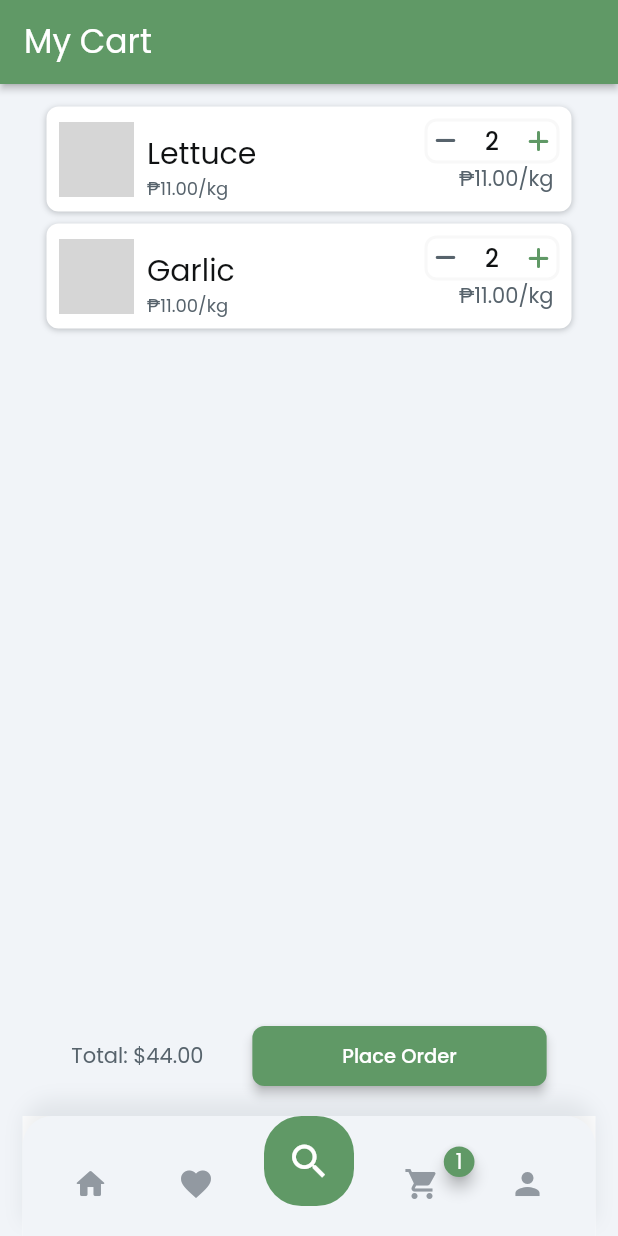
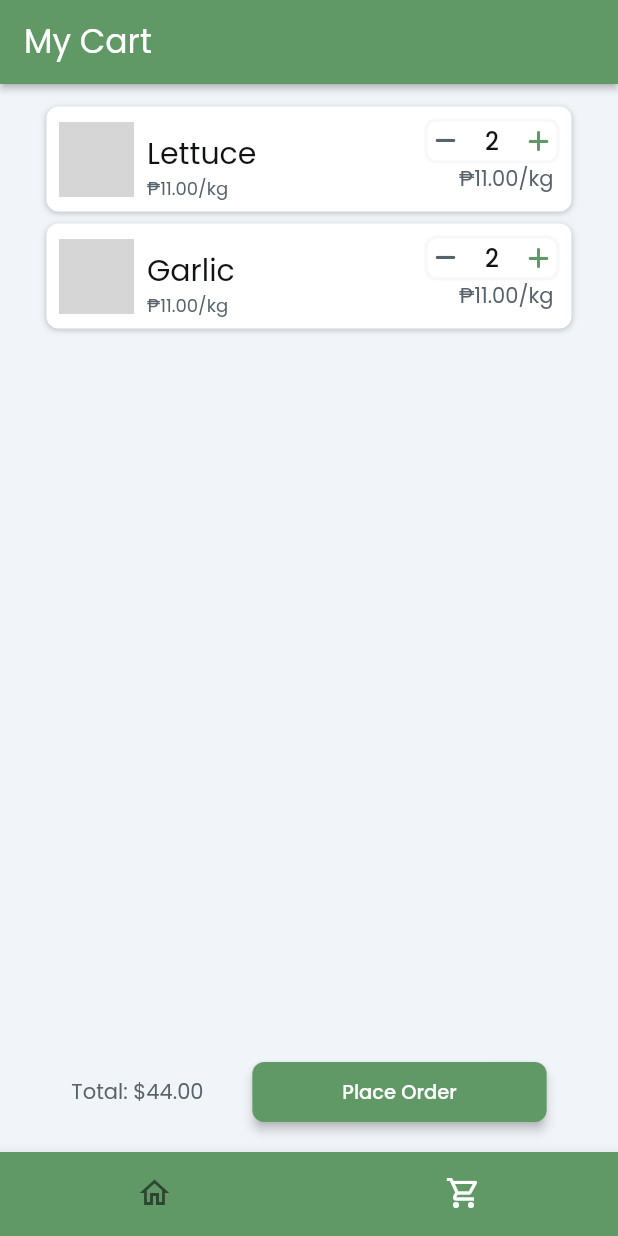
Before and after one commit to Cpdavey77/Palengke_Fresh, a Flutter app: the NavBar1Widget widget shown alone on an empty page, opened directly, after a tap on the "shopping cart" icon, on a phone screen of 412 x 824 dp. Run offline on Flutter 3.47's test engine with Material 2 defaults, Android fonts, the phone set to English and light mode, and no system bars; drawn by our look-alikes of auto_size_text, badges; our stand-ins replace dropdown_button2, easy_debounce, font_awesome_flutter, from_css_color, go_router, google_fonts and 3 more; missing offline and left inert: aligned_dialog, json_path; accounts and stored records are empty; network calls fail; grey boxes are pictures that could not be loaded.

Commit message:
puts default navbar

```diff
--- a/lib/flutter_flow/nav/nav.dart
+++ b/lib/flutter_flow/nav/nav.dart
@@ -29,17 +29,19 @@ GoRouter createRouter(AppStateNotifier appStateNotifier) => GoRouter(
       initialLocation: '/',
       debugLogDiagnostics: true,
       refreshListenable: appStateNotifier,
-      errorBuilder: (context, _) => HomePageWidget(),
+      errorBuilder: (context, _) => NavBarPage(),
       routes: [
         FFRoute(
           name: '_initialize',
           path: '/',
-          builder: (context, _) => HomePageWidget(),
+          builder: (context, _) => NavBarPage(),
           routes: [
             FFRoute(
               name: 'HomePage',
               path: 'homePage',
-              builder: (context, params) => HomePageWidget(),
+              builder: (context, params) => params.isEmpty
+                  ? NavBarPage(initialPage: 'HomePage')
+                  : HomePageWidget(),
             ),
             FFRoute(
               name: 'DishPage',
@@ -59,7 +61,9 @@ GoRouter createRouter(AppStateNotifier appStateNotifier) => GoRouter(
             FFRoute(
               name: 'Cart_Draft',
               path: 'cartDraft',
-              builder: (context, params) => CartDraftWidget(),
+              builder: (context, params) => params.isEmpty
+                  ? NavBarPage(initialPage: 'Cart_Draft')
+                  : CartDraftWidget(),
             )
           ].map((r) => r.toRoute(appStateNotifier)).toList(),
         ),
--- a/lib/main.dart
+++ b/lib/main.dart
@@ -5,6 +5,7 @@ import 'package:flutter_localizations/flutter_localizations.dart';
 import 'flutter_flow/flutter_flow_theme.dart';
 import 'flutter_flow/flutter_flow_util.dart';
 import 'flutter_flow/internationalization.dart';
+import 'package:google_fonts/google_fonts.dart';
 import 'flutter_flow/nav/nav.dart';
 import 'index.dart';
 
@@ -64,3 +65,70 @@ class _MyAppState extends State<MyApp> {
     );
   }
 }
+
+class NavBarPage extends StatefulWidget {
+  NavBarPage({Key? key, this.initialPage, this.page}) : super(key: key);
+
+  final String? initialPage;
+  final Widget? page;
+
+  @override
+  _NavBarPageState createState() => _NavBarPageState();
+}
+
+/// This is the private State class that goes with NavBarPage.
+class _NavBarPageState extends State<NavBarPage> {
+  String _currentPageName = 'HomePage';
+  late Widget? _currentPage;
+
+  @override
+  void initState() {
+    super.initState();
+    _currentPageName = widget.initialPage ?? _currentPageName;
+    _currentPage = widget.page;
+  }
+
+  @override
+  Widget build(BuildContext context) {
+    final tabs = {
+      'HomePage': HomePageWidget(),
+      'Cart_Draft': CartDraftWidget(),
+    };
+    final currentIndex = tabs.keys.toList().indexOf(_currentPageName);
+
+    return Scaffold(
+      body: _currentPage ?? tabs[_currentPageName],
+      bottomNavigationBar: BottomNavigationBar(
+        currentIndex: currentIndex,
+        onTap: (i) => setState(() {
+          _currentPage = null;
+          _currentPageName = tabs.keys.toList()[i];
+        }),
+        backgroundColor: FlutterFlowTheme.of(context).primary,
+        selectedItemColor: FlutterFlowTheme.of(context).primaryBtnText,
+        unselectedItemColor: Color(0x8A000000),
+        showSelectedLabels: false,
+        showUnselectedLabels: false,
+        type: BottomNavigationBarType.fixed,
+        items: <BottomNavigationBarItem>[
+          BottomNavigationBarItem(
+            icon: Icon(
+              Icons.home_outlined,
+              size: 24.0,
+            ),
+            label: 'Home',
+            tooltip: '',
+          ),
+          BottomNavigationBarItem(
+            icon: Icon(
+              Icons.shopping_cart_outlined,
+              size: 24.0,
+            ),
+            label: 'Cart',
+            tooltip: '',
+          )
+        ],
+      ),
+    );
+  }
+}
--- a/lib/pages/cart_draft/cart_draft_model.dart
+++ b/lib/pages/cart_draft/cart_draft_model.dart
@@ -2,8 +2,7 @@ import '/flutter_flow/flutter_flow_count_controller.dart';
 import '/flutter_flow/flutter_flow_theme.dart';
 import '/flutter_flow/flutter_flow_util.dart';
 import '/flutter_flow/flutter_flow_widgets.dart';
-import '/pages/components/delete/delete_widget.dart';
-import '/pages/components/nav_bar1/nav_bar1_widget.dart';
+import '/pages/delete/delete_widget.dart';
 import 'package:aligned_dialog/aligned_dialog.dart';
 import 'package:flutter/material.dart';
 import 'package:font_awesome_flutter/font_awesome_flutter.dart';
@@ -17,18 +16,12 @@ class CartDraftModel extends FlutterFlowModel {
   int? countControllerValue1;
   // State field(s) for CountController widget.
   int? countControllerValue2;
-  // Model for NavBar1 component.
-  late NavBar1Model navBar1Model;
 
   /// Initialization and disposal methods.
 
-  void initState(BuildContext context) {
-    navBar1Model = createModel(context, () => NavBar1Model());
-  }
+  void initState(BuildContext context) {}
 
-  void dispose() {
-    navBar1Model.dispose();
-  }
+  void dispose() {}
 
   /// Additional helper methods are added here.
 
--- a/lib/pages/cart_draft/cart_draft_widget.dart
+++ b/lib/pages/cart_draft/cart_draft_widget.dart
@@ -2,8 +2,7 @@ import '/flutter_flow/flutter_flow_count_controller.dart';
 import '/flutter_flow/flutter_flow_theme.dart';
 import '/flutter_flow/flutter_flow_util.dart';
 import '/flutter_flow/flutter_flow_widgets.dart';
-import '/pages/components/delete/delete_widget.dart';
-import '/pages/components/nav_bar1/nav_bar1_widget.dart';
+import '/pages/delete/delete_widget.dart';
 import 'package:aligned_dialog/aligned_dialog.dart';
 import 'package:flutter/material.dart';
 import 'package:font_awesome_flutter/font_awesome_flutter.dart';
@@ -501,18 +500,6 @@ class _CartDraftWidgetState extends State<CartDraftWidget> {
                     ),
                   ),
                 ),
-                Container(
-                  width: MediaQuery.of(context).size.width * 1.0,
-                  height: 80.0,
-                  decoration: BoxDecoration(
-                    color: FlutterFlowTheme.of(context).secondaryBackground,
-                  ),
-                  child: wrapWithModel(
-                    model: _model.navBar1Model,
-                    updateCallback: () => setState(() {}),
-                    child: NavBar1Widget(),
-                  ),
-                ),
               ],
             ),
           ),
--- a/lib/pages/components/nav_bar1/nav_bar1_widget.dart
+++ b/lib/pages/components/nav_bar1/nav_bar1_widget.dart
@@ -101,8 +101,8 @@ class _NavBar1WidgetState extends State<NavBar1Widget> {
                   color: Color(0xFF9299A1),
                   size: 24.0,
                 ),
-                onPressed: () {
-                  print('IconButton pressed ...');
+                onPressed: () async {
+                  context.pushNamed('HomePage');
                 },
               ),
               FlutterFlowIconButton(
--- a/lib/pages/home_page/home_page_model.dart
+++ b/lib/pages/home_page/home_page_model.dart
@@ -1,6 +1,5 @@
 import '/flutter_flow/flutter_flow_theme.dart';
 import '/flutter_flow/flutter_flow_util.dart';
-import '/pages/components/nav_bar1/nav_bar1_widget.dart';
 import 'package:easy_debounce/easy_debounce.dart';
 import 'package:flutter/material.dart';
 import 'package:google_fonts/google_fonts.dart';
@@ -9,20 +8,15 @@ import 'package:provider/provider.dart';
 class HomePageModel extends FlutterFlowModel {
   ///  State fields for stateful widgets in this page.
 
-  // Model for NavBar1 component.
-  late NavBar1Model navBar1Model;
   // State field(s) for TextField widget.
   TextEditingController? textController;
   String? Function(BuildContext, String?)? textControllerValidator;
 
   /// Initialization and disposal methods.
 
-  void initState(BuildContext context) {
-    navBar1Model = createModel(context, () => NavBar1Model());
-  }
+  void initState(BuildContext context) {}
 
   void dispose() {
-    navBar1Model.dispose();
     textController?.dispose();
   }
 
--- a/lib/pages/home_page/home_page_widget.dart
+++ b/lib/pages/home_page/home_page_widget.dart
@@ -1,6 +1,5 @@
 import '/flutter_flow/flutter_flow_theme.dart';
 import '/flutter_flow/flutter_flow_util.dart';
-import '/pages/components/nav_bar1/nav_bar1_widget.dart';
 import 'package:easy_debounce/easy_debounce.dart';
 import 'package:flutter/material.dart';
 import 'package:google_fonts/google_fonts.dart';
@@ -701,18 +700,6 @@ class _HomePageWidgetState extends State<HomePageWidget> {
                     ),
                   ),
                 ),
-                Container(
-                  width: MediaQuery.of(context).size.width * 1.0,
-                  height: 80.0,
-                  decoration: BoxDecoration(
-                    color: FlutterFlowTheme.of(context).secondaryBackground,
-                  ),
-                  child: wrapWithModel(
-                    model: _model.navBar1Model,
-                    updateCallback: () => setState(() {}),
-                    child: NavBar1Widget(),
-                  ),
-                ),
               ],
             ),
           ),
```
Also changed, not shown: lib/pages/delete/delete_model.dart (renamed from lib/pages/components/delete/delete_model.dart), lib/pages/delete/delete_widget.dart (renamed from lib/pages/components/delete/delete_widget.dart).
